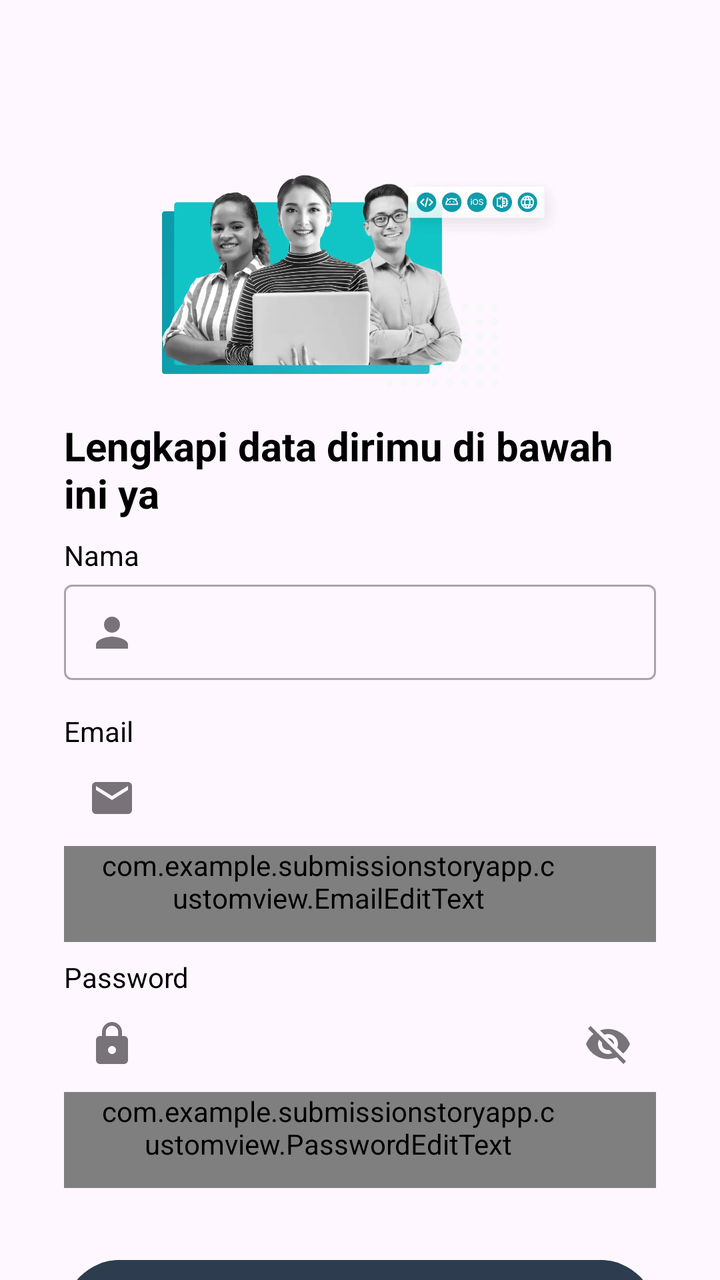
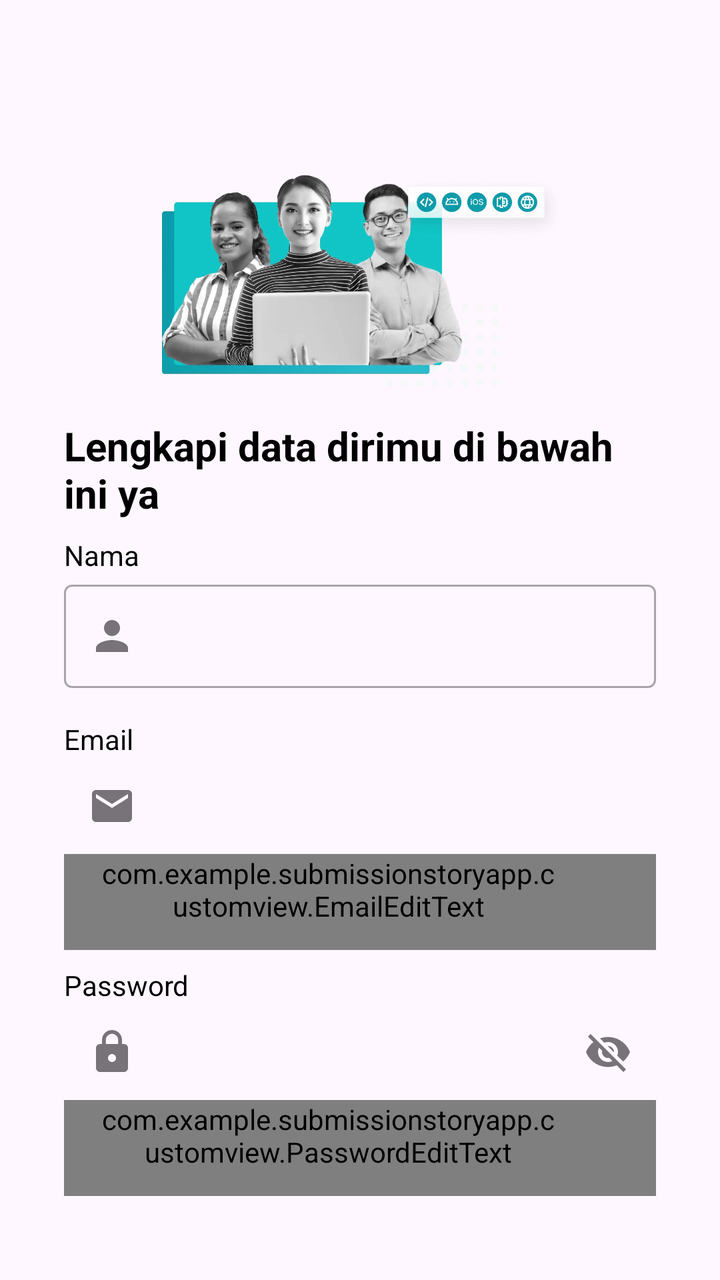

Compare the two renders of this Android layout. The source of the first and the diff that turns it into the second are given below.
<!-- AndroidManifest.xml: application theme Theme.SubmissionStoryApp -->
<!-- res/layout/activity_sign_up.xml -->
<?xml version="1.0" encoding="utf-8"?>
<androidx.constraintlayout.widget.ConstraintLayout xmlns:android="http://schemas.android.com/apk/res/android"
    xmlns:app="http://schemas.android.com/apk/res-auto"
    xmlns:tools="http://schemas.android.com/tools"
    android:layout_width="match_parent"
    android:layout_height="wrap_content"
    tools:context=".presentation.signup.SignUpActivity">

    <ImageView
        android:id="@+id/imageView"
        android:layout_width="0dp"
        android:layout_height="0dp"
        android:layout_marginStart="32dp"
        android:layout_marginEnd="32dp"
        app:layout_constraintBottom_toTopOf="@+id/guidelineHorizontal"
        app:layout_constraintEnd_toEndOf="parent"
        app:layout_constraintStart_toStartOf="parent"
        app:layout_constraintTop_toTopOf="@+id/guideline2"
        app:srcCompat="@drawable/image_signup" />

    <TextView
        android:id="@+id/titleTextView"
        android:layout_width="0dp"
        android:layout_height="wrap_content"
        android:layout_marginStart="32dp"
        android:layout_marginTop="16dp"
        android:layout_marginEnd="32dp"
        android:text="@string/title_signup_page"
        android:textColor="@color/black"
        android:textSize="20sp"
        android:textStyle="bold"
        app:layout_constraintEnd_toEndOf="parent"
        app:layout_constraintHorizontal_bias="0.0"
        app:layout_constraintStart_toStartOf="parent"
        app:layout_constraintTop_toTopOf="@+id/guidelineHorizontal" />

    <TextView
        android:id="@+id/nameTextView"
        android:layout_width="wrap_content"
        android:layout_height="wrap_content"
        android:layout_marginStart="32dp"
        android:layout_marginTop="8dp"
        android:text="@string/name"
        android:textColor="@color/black"
        app:layout_constraintStart_toStartOf="parent"
        app:layout_constraintTop_toBottomOf="@+id/titleTextView" />

    <com.google.android.material.textfield.TextInputLayout
        android:id="@+id/nameEditTextLayout"
        style="@style/Widget.MaterialComponents.TextInputLayout.OutlinedBox"
        android:layout_width="0dp"
        android:layout_height="53dp"
        android:layout_marginStart="32dp"
        android:layout_marginEnd="32dp"
        app:layout_constraintEnd_toEndOf="parent"
        app:layout_constraintStart_toStartOf="parent"
        app:layout_constraintTop_toBottomOf="@+id/nameTextView"
        app:startIconDrawable="@drawable/ic_person">

        <com.google.android.material.textfield.TextInputEditText
            android:id="@+id/nameEditText"
            android:layout_width="match_parent"
            android:layout_height="wrap_content"
            android:ems="10"
            android:minHeight="48dp"
            android:inputType="text"
            tools:ignore="SpeakableTextPresentCheck" />
    </com.google.android.material.textfield.TextInputLayout>

    <TextView
        android:id="@+id/emailTextView"
        android:layout_width="wrap_content"
        android:layout_height="wrap_content"
        android:layout_marginStart="32dp"
        android:layout_marginTop="16dp"
        android:text="@string/email"
        android:textColor="@color/black"
        app:layout_constraintStart_toStartOf="parent"
        app:layout_constraintTop_toBottomOf="@+id/nameEditTextLayout" />

    <com.google.android.material.textfield.TextInputLayout
        android:id="@+id/emailEditTextLayout"
        style="@style/Widget.MaterialComponents.TextInputLayout.OutlinedBox"
        android:layout_width="0dp"
        android:layout_height="wrap_content"
        android:layout_marginStart="32dp"
        android:layout_marginEnd="32dp"
        app:layout_constraintEnd_toEndOf="parent"
        app:layout_constraintStart_toStartOf="parent"
        app:layout_constraintTop_toBottomOf="@+id/emailTextView"
        app:startIconDrawable="@drawable/ic_email">

        <com.example.submissionstoryapp.customview.EmailEditText
            android:id="@+id/emailEditText"
            android:layout_width="match_parent"
            android:layout_height="wrap_content"
            android:focusable="true"
            android:focusableInTouchMode="true"
            android:gravity="center_vertical"
            android:minHeight="48dp"
            android:paddingStart="16dp"
            android:paddingEnd="48dp"
            android:inputType="textEmailAddress"
            tools:ignore="SpeakableTextPresentCheck" />
    </com.google.android.material.textfield.TextInputLayout>

    <TextView
        android:id="@+id/passwordTextView"
        android:layout_width="wrap_content"
        android:layout_height="wrap_content"
        android:layout_marginStart="32dp"
        android:layout_marginTop="8dp"
        android:text="@string/password"
        android:textColor="@color/black"
        app:layout_constraintStart_toStartOf="parent"
        app:layout_constraintTop_toBottomOf="@+id/emailEditTextLayout" />

    <com.google.android.material.textfield.TextInputLayout
        android:id="@+id/passwordEditTextLayout"
        style="@style/Widget.MaterialComponents.TextInputLayout.OutlinedBox"
        android:layout_width="0dp"
        android:layout_height="wrap_content"
        android:layout_marginStart="32dp"
        android:layout_marginEnd="32dp"
        app:endIconMode="password_toggle"
        app:layout_constraintEnd_toEndOf="parent"
        app:layout_constraintStart_toStartOf="parent"
        app:layout_constraintTop_toBottomOf="@+id/passwordTextView"
        app:startIconDrawable="@drawable/ic_lock">

        <com.example.submissionstoryapp.customview.PasswordEditText
            android:id="@+id/passwordEditText"
            android:layout_width="match_parent"
            android:layout_height="wrap_content"
            android:focusable="true"
            android:focusableInTouchMode="true"
            android:gravity="center_vertical"
            android:inputType="textPassword"
            android:minHeight="48dp"
            android:paddingStart="16dp"
            android:paddingEnd="48dp"
            tools:ignore="SpeakableTextPresentCheck" />
    </com.google.android.material.textfield.TextInputLayout>

    <Button
        android:id="@+id/signupButton"
        android:layout_width="0dp"
        android:layout_height="64dp"
        android:layout_marginStart="32dp"
        android:layout_marginTop="32dp"
        android:layout_marginEnd="32dp"
        android:backgroundTint="@color/navy"
        android:text="@string/signup"
        app:layout_constraintEnd_toEndOf="parent"
        app:layout_constraintStart_toStartOf="parent"
        app:layout_constraintTop_toBottomOf="@+id/passwordEditTextLayout" />

    <androidx.constraintlayout.widget.Guideline
        android:id="@+id/guidelineHorizontal"
        android:layout_width="wrap_content"
        android:layout_height="64dp"
        android:orientation="horizontal"
        app:layout_constraintEnd_toEndOf="parent"
        app:layout_constraintGuide_percent="0.30191082"
        app:layout_constraintStart_toStartOf="parent" />

    <androidx.constraintlayout.widget.Guideline
        android:id="@+id/guideline2"
        android:layout_width="wrap_content"
        android:layout_height="64dp"
        android:orientation="horizontal"
        app:layout_constraintGuide_percent="0.1" />

</androidx.constraintlayout.widget.ConstraintLayout>
<!-- resources referenced by this layout -->
<resources>
  <color name="black">#FF000000</color>
  <color name="navy">#2D3D4F</color>
  <!-- drawable ic_email (drawable) -->
  <vector xmlns:android="http://schemas.android.com/apk/res/android" android:height="24dp" android:tint="#000000" android:viewportHeight="24" android:viewportWidth="24" android:width="24dp">
        
      <path android:fillColor="@android:color/white" android:pathData="M20,4L4,4c-1.1,0 -1.99,0.9 -1.99,2L2,18c0,1.1 0.9,2 2,2h16c1.1,0 2,-0.9 2,-2L22,6c0,-1.1 -0.9,-2 -2,-2zM20,8l-8,5 -8,-5L4,6l8,5 8,-5v2z"/>
      
  </vector>
  <!-- drawable ic_lock (drawable) -->
  <vector xmlns:android="http://schemas.android.com/apk/res/android" android:height="24dp" android:tint="#000000" android:viewportHeight="24" android:viewportWidth="24" android:width="24dp">
        
      <path android:fillColor="@android:color/white" android:pathData="M18,8h-1L17,6c0,-2.76 -2.24,-5 -5,-5S7,3.24 7,6v2L6,8c-1.1,0 -2,0.9 -2,2v10c0,1.1 0.9,2 2,2h12c1.1,0 2,-0.9 2,-2L20,10c0,-1.1 -0.9,-2 -2,-2zM12,17c-1.1,0 -2,-0.9 -2,-2s0.9,-2 2,-2 2,0.9 2,2 -0.9,2 -2,2zM15.1,8L8.9,8L8.9,6c0,-1.71 1.39,-3.1 3.1,-3.1 1.71,0 3.1,1.39 3.1,3.1v2z"/>
      
  </vector>
  <!-- drawable ic_person (drawable) -->
  <vector xmlns:android="http://schemas.android.com/apk/res/android" android:height="24dp" android:tint="#000000" android:viewportHeight="24" android:viewportWidth="24" android:width="24dp">
        
      <path android:fillColor="@android:color/white" android:pathData="M12,12c2.21,0 4,-1.79 4,-4s-1.79,-4 -4,-4 -4,1.79 -4,4 1.79,4 4,4zM12,14c-2.67,0 -8,1.34 -8,4v2h16v-2c0,-2.66 -5.33,-4 -8,-4z"/>
      
  </vector>
  <!-- drawable image_signup: webp bitmap (drawable, 51400 bytes) -->
  <string name="email">Email</string>
  <string name="name">Nama</string>
  <string name="password">Password</string>
  <string name="signup">Daftar</string>
  <string name="title_signup_page">Lengkapi data dirimu di bawah ini ya</string>
  <style name="Theme.SubmissionStoryApp" parent="Base.Theme.SubmissionStoryApp" />
  <style name="Base.Theme.SubmissionStoryApp" parent="Theme.Material3.DayNight.NoActionBar">
          
          
      </style>
</resources>

<!-- the commit's change to res/layout/activity_sign_up.xml (unified diff, before → after) -->
@@ -12,6 +12,7 @@
         android:layout_height="0dp"
         android:layout_marginStart="32dp"
         android:layout_marginEnd="32dp"
+        android:contentDescription="@string/description"
         app:layout_constraintBottom_toTopOf="@+id/guidelineHorizontal"
         app:layout_constraintEnd_toEndOf="parent"
         app:layout_constraintStart_toStartOf="parent"
@@ -49,45 +50,43 @@
         android:id="@+id/nameEditTextLayout"
         style="@style/Widget.MaterialComponents.TextInputLayout.OutlinedBox"
         android:layout_width="0dp"
-        android:layout_height="53dp"
-        android:layout_marginStart="32dp"
-        android:layout_marginEnd="32dp"
+        android:layout_height="wrap_content"
+        android:layout_marginHorizontal="32dp"
         app:layout_constraintEnd_toEndOf="parent"
         app:layout_constraintStart_toStartOf="parent"
-        app:layout_constraintTop_toBottomOf="@+id/nameTextView"
+        app:layout_constraintTop_toBottomOf="@id/nameTextView"
         app:startIconDrawable="@drawable/ic_person">
 
         <com.google.android.material.textfield.TextInputEditText
             android:id="@+id/nameEditText"
             android:layout_width="match_parent"
             android:layout_height="wrap_content"
-            android:ems="10"
             android:minHeight="48dp"
+            android:textSize="13sp"
             android:inputType="text"
             tools:ignore="SpeakableTextPresentCheck" />
     </com.google.android.material.textfield.TextInputLayout>
 
     <TextView
         android:id="@+id/emailTextView"
-        android:layout_width="wrap_content"
+        android:layout_width="0dp"
         android:layout_height="wrap_content"
         android:layout_marginStart="32dp"
         android:layout_marginTop="16dp"
         android:text="@string/email"
         android:textColor="@color/black"
         app:layout_constraintStart_toStartOf="parent"
-        app:layout_constraintTop_toBottomOf="@+id/nameEditTextLayout" />
+        app:layout_constraintTop_toBottomOf="@id/nameEditTextLayout" />
 
     <com.google.android.material.textfield.TextInputLayout
         android:id="@+id/emailEditTextLayout"
         style="@style/Widget.MaterialComponents.TextInputLayout.OutlinedBox"
         android:layout_width="0dp"
         android:layout_height="wrap_content"
-        android:layout_marginStart="32dp"
-        android:layout_marginEnd="32dp"
+        android:layout_marginHorizontal="32dp"
         app:layout_constraintEnd_toEndOf="parent"
         app:layout_constraintStart_toStartOf="parent"
-        app:layout_constraintTop_toBottomOf="@+id/emailTextView"
+        app:layout_constraintTop_toBottomOf="@id/emailTextView"
         app:startIconDrawable="@drawable/ic_email">
 
         <com.example.submissionstoryapp.customview.EmailEditText
@@ -98,34 +97,33 @@
             android:focusableInTouchMode="true"
             android:gravity="center_vertical"
             android:minHeight="48dp"
+            android:inputType="textEmailAddress"
             android:paddingStart="16dp"
             android:paddingEnd="48dp"
-            android:inputType="textEmailAddress"
             tools:ignore="SpeakableTextPresentCheck" />
     </com.google.android.material.textfield.TextInputLayout>
 
     <TextView
         android:id="@+id/passwordTextView"
-        android:layout_width="wrap_content"
+        android:layout_width="0dp"
         android:layout_height="wrap_content"
         android:layout_marginStart="32dp"
         android:layout_marginTop="8dp"
         android:text="@string/password"
         android:textColor="@color/black"
         app:layout_constraintStart_toStartOf="parent"
-        app:layout_constraintTop_toBottomOf="@+id/emailEditTextLayout" />
+        app:layout_constraintTop_toBottomOf="@id/emailEditTextLayout" />
 
     <com.google.android.material.textfield.TextInputLayout
         android:id="@+id/passwordEditTextLayout"
         style="@style/Widget.MaterialComponents.TextInputLayout.OutlinedBox"
         android:layout_width="0dp"
         android:layout_height="wrap_content"
-        android:layout_marginStart="32dp"
-        android:layout_marginEnd="32dp"
+        android:layout_marginHorizontal="32dp"
         app:endIconMode="password_toggle"
         app:layout_constraintEnd_toEndOf="parent"
         app:layout_constraintStart_toStartOf="parent"
-        app:layout_constraintTop_toBottomOf="@+id/passwordTextView"
+        app:layout_constraintTop_toBottomOf="@id/passwordTextView"
         app:startIconDrawable="@drawable/ic_lock">
 
         <com.example.submissionstoryapp.customview.PasswordEditText
@@ -142,18 +140,18 @@
             tools:ignore="SpeakableTextPresentCheck" />
     </com.google.android.material.textfield.TextInputLayout>
 
-    <Button
+    <com.example.submissionstoryapp.customview.LoadingButton
         android:id="@+id/signupButton"
         android:layout_width="0dp"
-        android:layout_height="64dp"
-        android:layout_marginStart="32dp"
-        android:layout_marginTop="32dp"
-        android:layout_marginEnd="32dp"
+        android:layout_height="wrap_content"
+        android:layout_marginHorizontal="32dp"
+        android:layout_marginTop="48dp"
         android:backgroundTint="@color/navy"
         android:text="@string/signup"
         app:layout_constraintEnd_toEndOf="parent"
         app:layout_constraintStart_toStartOf="parent"
-        app:layout_constraintTop_toBottomOf="@+id/passwordEditTextLayout" />
+        app:layout_constraintTop_toBottomOf="@id/passwordEditTextLayout" />
+
 
     <androidx.constraintlayout.widget.Guideline
         android:id="@+id/guidelineHorizontal"
<!-- resource entries referenced after the edit -->
@@ -21,6 +21,7 @@
       
   </vector>
   <!-- drawable image_signup: webp bitmap (drawable, 51400 bytes) -->
+  <string name="description">Description</string>
   <string name="email">Email</string>
   <string name="name">Nama</string>
   <string name="password">Password</string>
